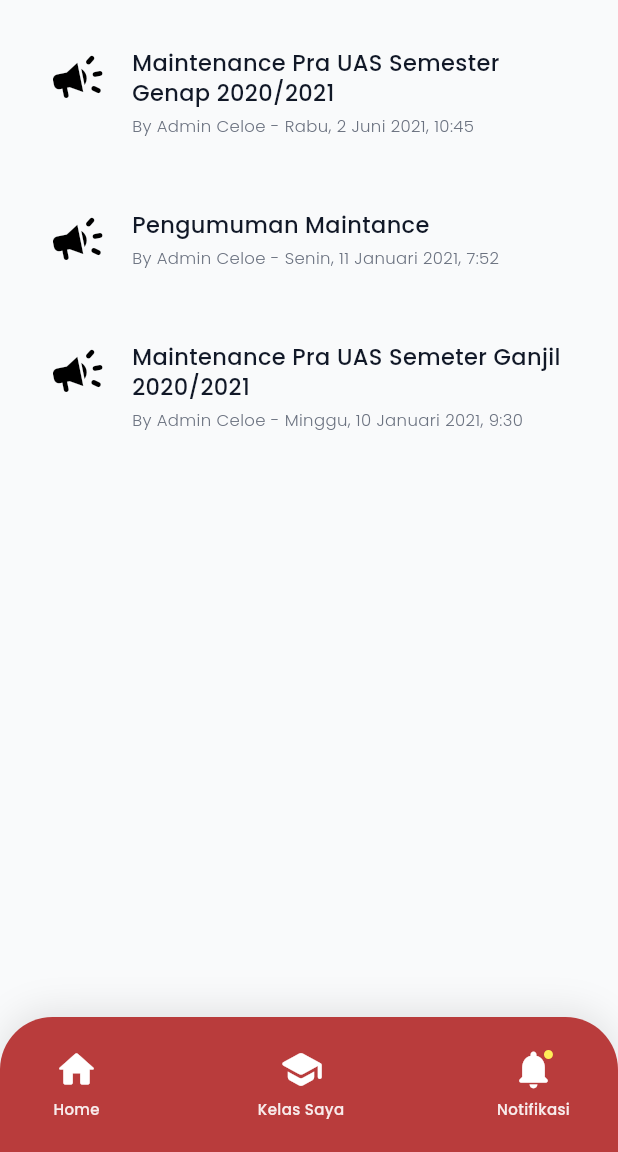
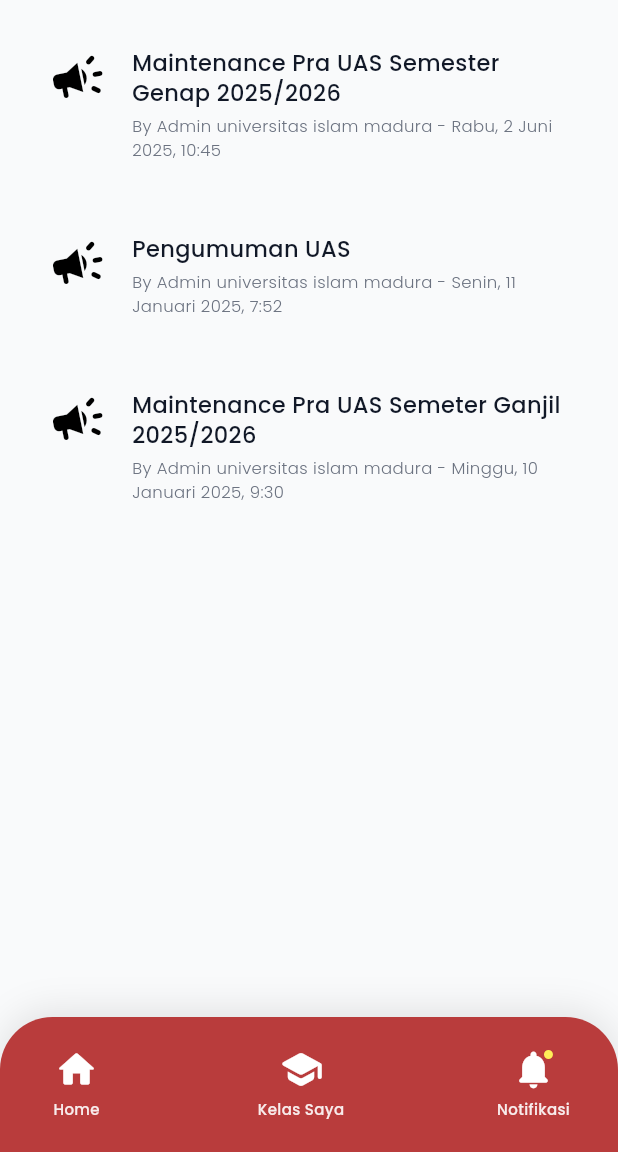
Before and after one commit to febyy03/lms_uas_app, a Flutter app: the AnnouncementScreen screen opened directly, on a phone screen of 412 x 824 dp, the part 84-1236 px from its top. Run offline on Flutter 3.47's test engine with Material 3 defaults, Android fonts, the light colour scheme and no system bars; our stand-ins replace google_fonts; network calls fail.

Commit message:
modifite home, announcement

```diff
--- a/lib/screens/announcement_detail_screen.dart
+++ b/lib/screens/announcement_detail_screen.dart
@@ -61,7 +61,7 @@ class AnnouncementDetailScreen extends StatelessWidget {
               crossAxisAlignment: CrossAxisAlignment.start,
               children: [
                 Text(
-                  'Maintenance Pra UAS Semester Genap 2020/2021',
+                  'Maintenance Pra UAS Semester Genap 2024/2025',
                   style: GoogleFonts.poppins(
                     fontSize: 20,
                     fontWeight: FontWeight.bold,
@@ -87,7 +87,7 @@ class AnnouncementDetailScreen extends StatelessWidget {
                     const SizedBox(width: 12),
                     Expanded(
                       child: Text(
-                        'By Admin Celoe - Rabu, 2 Juni 2021, 10:45',
+                        'By Admin - Rabu, 2 Juni 2025, 10:45',
                         style: GoogleFonts.poppins(
                           fontSize: 12,
                           fontWeight: FontWeight.w500,
@@ -125,7 +125,7 @@ class AnnouncementDetailScreen extends StatelessWidget {
                 ),
                 const SizedBox(height: 24),
                 Text(
-                  'Diinformasikan kepada seluruh pengguna LMS, kami dari tim CeLOE akan melakukan maintenance pada tanggal 12 Juni 2021, untuk meningkatkan layanan server dalam menghadapi ujian akhir semester (UAS).',
+                  'Diinformasikan kepada seluruh mahasiswa universitas islam madura, kami dari admin universitas islam madura akan melakukan UAS pada tanggal 12 Juni 2025, di himbau untuk seluruh mahasiswa untuk mengikuti ujian akhir semester (UAS).',
                   style: GoogleFonts.poppins(
                     fontSize: 14,
                     height: 1.6,
@@ -144,17 +144,17 @@ class AnnouncementDetailScreen extends StatelessWidget {
                     ),
                     children: [
                       const TextSpan(
-                        text: 'Dengan adanya kegiatan maintenance tersebut maka situs LMS (',
+                        text: 'Dengan adanya ujian akhir semester (UAS) maka situs LMS tidak dapat diakses mulai pukul 00.00 s/d 06.00 WIB.',
                       ),
                       TextSpan(
-                        text: 'lms.telkomuniversity.ac.id',
+                        text: 'universitas.islam.madura.ac.id',
                         style: GoogleFonts.poppins(
                           color: primaryColor,
                           decoration: TextDecoration.underline,
                         ),
                       ),
                       const TextSpan(
-                        text: ') tidak dapat diakses mulai pukul 00.00 s/d 06.00 WIB.',
+                        text: ' tidak dapat diakses mulai pukul 00.00 s/d 06.00 WIB.',
                       ),
                     ],
                   ),
@@ -179,7 +179,7 @@ class AnnouncementDetailScreen extends StatelessWidget {
                   ),
                 ),
                 Text(
-                  'CeLOE Telkom University',
+                  'universitas islam madura',
                   style: GoogleFonts.poppins(
                     fontSize: 14,
                     fontWeight: FontWeight.w600,
@@ -209,28 +209,28 @@ class AnnouncementDetailScreen extends StatelessWidget {
                   ),
                 ],
               ),
-              child: Row(
-                mainAxisAlignment: MainAxisAlignment.spaceEvenly,
-                crossAxisAlignment: CrossAxisAlignment.center,
-                children: [
-                  _BottomNavItem(
-                    icon: Icons.home_rounded,
-                    label: 'Home',
-                    onTap: () {}, // Navigate if needed
-                  ),
-                  _BottomNavItem(
-                    icon: Icons.school_rounded,
-                    label: 'Kelas Saya',
-                    onTap: () {},
-                  ),
-                   _BottomNavItem(
-                    icon: Icons.notifications_rounded,
-                    label: 'Notifikasi',
-                    hasNotification: true,
-                    onTap: () {},
-                  ),
-                ],
-              ),
+              // child: Row(
+              //   mainAxisAlignment: MainAxisAlignment.spaceEvenly,
+              //   crossAxisAlignment: CrossAxisAlignment.center,
+              //   children: [
+              //     _BottomNavItem(
+              //       icon: Icons.home_rounded,
+              //       label: 'Home',
+              //       onTap: () {}, // Navigate if needed
+              //     ),
+              //     _BottomNavItem(
+              //       icon: Icons.school_rounded,
+              //       label: 'Kelas Saya',
+              //       onTap: () {},
+              //     ),
+              //      _BottomNavItem(
+              //       icon: Icons.notifications_rounded,
+              //       label: 'Notifikasi',
+              //       hasNotification: true,
+              //       onTap: () {},
+              //     ),
+              //   ],
+              // ),
             ),
           ),
         ],
--- a/lib/screens/announcement_screen.dart
+++ b/lib/screens/announcement_screen.dart
@@ -54,18 +54,18 @@ class AnnouncementScreen extends StatelessWidget {
             padding: const EdgeInsets.fromLTRB(24, 24, 24, 120),
             children: const [
               _AnnouncementItem(
-                title: 'Maintenance Pra UAS Semester Genap 2020/2021',
-                subtitle: 'By Admin Celoe - Rabu, 2 Juni 2021, 10:45',
+                title: 'Maintenance Pra UAS Semester Genap 2025/2026',
+                subtitle: 'By Admin universitas islam madura - Rabu, 2 Juni 2025, 10:45',
               ),
               SizedBox(height: 32),
               _AnnouncementItem(
-                title: 'Pengumuman Maintance',
-                subtitle: 'By Admin Celoe - Senin, 11 Januari 2021, 7:52',
+                title: 'Pengumuman UAS',
+                subtitle: 'By Admin universitas islam madura - Senin, 11 Januari 2025, 7:52',
               ),
               SizedBox(height: 32),
               _AnnouncementItem(
-                title: 'Maintenance Pra UAS Semeter Ganjil 2020/2021',
-                subtitle: 'By Admin Celoe - Minggu, 10 Januari 2021, 9:30',
+                title: 'Maintenance Pra UAS Semeter Ganjil 2025/2026',
+                subtitle: 'By Admin universitas islam madura - Minggu, 10 Januari 2025, 9:30',
               ),
             ],
           ),
--- a/lib/screens/home_screen_new.dart
+++ b/lib/screens/home_screen_new.dart
@@ -10,7 +10,7 @@ class HomeScreenNew extends StatefulWidget {
 
   const HomeScreenNew({
     super.key,
-    this.userName = 'DANDY CANDRA PRATAMA',
+    this.userName = '',
   });
 
   @override
@@ -397,7 +397,7 @@ class _HomeScreenNewState extends State<HomeScreenNew> {
           Padding(
             padding: const EdgeInsets.fromLTRB(16, 16, 16, 8),
             child: Text(
-              'Maintenance Pra UAS Semester Genap 2020/2021',
+              'announcement UAS Semester Genap 2025/2026',
               style: GoogleFonts.poppins(
                 fontSize: 14,
                 fontWeight: FontWeight.w500,
@@ -432,7 +432,7 @@ class _HomeScreenNewState extends State<HomeScreenNew> {
           Padding(
             padding: const EdgeInsets.all(20),
             child: Text(
-              'Diinformasikan kepada seluruh pengguna LMS, kami dari tim CeLOE akan melakukan maintenance pada tanggal 12 Juni 2021 untuk meningkatkan layanan server dalam menghadapi ujian akhir semester (UAS).',
+              'Diinformasikan kepada seluruh mahasiswa, kami dari tim admin universitas islam madura akan melakukan maintenance pada tanggal 12 Juni 2025 untuk meningkatkan layanan server dalam menghadapi ujian akhir semester (UAS).',
               style: GoogleFonts.poppins(
                 fontSize: 12,
                 fontWeight: FontWeight.w400,
@@ -467,24 +467,24 @@ class _HomeScreenNewState extends State<HomeScreenNew> {
         // Course Cards
         _buildCourseCard(
           isDark: isDark,
-          title: 'DESAIN ANTARMUKA & PENGALAMAN PENGGUNA D4SM-42-03 [ADY]',
-          semester: '2021/2',
+          title: 'DESAIN ANTARMUKA & PENGALAMAN PENGGUNA D4SM-42-03 [miftahul walid]',
+          semester: '2025/2',
           progress: 89,
           thumbnailType: CourseThumbType.uiux,
         ),
         const SizedBox(height: 24),
         _buildCourseCard(
           isDark: isDark,
-          title: 'KEWARGANEGARAAN D4SM-41-GAB1 [BBO]. JUMAT 2',
-          semester: '2021/2',
+          title: 'cyber security D4SM-41-GAB1 [masdukil makruf]. JUMAT 2',
+          semester: '2025/2',
           progress: 86,
           thumbnailType: CourseThumbType.garuda,
         ),
         const SizedBox(height: 24),
         _buildCourseCard(
           isDark: isDark,
-          title: 'SISTEM OPERASI D4SM-44-02 [DDS]',
-          semester: '2021/2',
+          title: 'SISTEM OPERASI D4SM-44-02 [miftahul walid]',
+          semester: '2025/2',
           progress: 90,
           thumbnailType: CourseThumbType.os,
         ),
@@ -492,7 +492,7 @@ class _HomeScreenNewState extends State<HomeScreenNew> {
         _buildCourseCard(
           isDark: isDark,
           title: 'PEMROGRAMAN PERANGKAT BERGERAK MULTIMEDIA D4SM-41-GAB1 [APJ]',
-          semester: '2021/2',
+          semester: '2025/2',
           progress: 90,
           thumbnailType: CourseThumbType.mobile,
         ),
@@ -500,7 +500,7 @@ class _HomeScreenNewState extends State<HomeScreenNew> {
         _buildCourseCard(
           isDark: isDark,
           title: 'BAHASA INGGRIS: BUSINESS AND SCIENTIFIC D4SM-41-GAB1 [ARS]',
-          semester: '2021/2',
+          semester: '2025/2',
           progress: 90,
           thumbnailType: CourseThumbType.english,
         ),
@@ -508,7 +508,7 @@ class _HomeScreenNewState extends State<HomeScreenNew> {
         _buildCourseCard(
           isDark: isDark,
           title: 'PEMROGRAMAN MULTIMEDIA INTERAKTIF D4SM-43-04 [TPR]',
-          semester: '2021/2',
+          semester: '2025/2',
           progress: 90,
           thumbnailType: CourseThumbType.multimedia,
         ),
```
